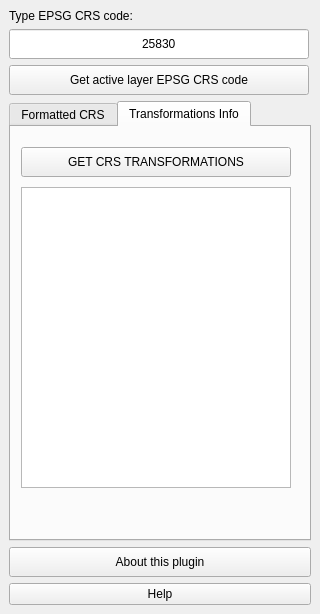
Qt form ui_searchepsgcrs.ui (cayetanobv/QGIS-plugin---Search-EPSG-CRS) before a commit.
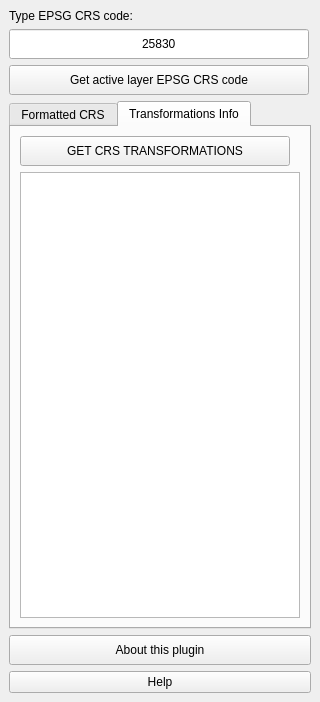
The same form after that commit. The open tabs and pages were chosen to show the change.

```diff
--- a/ui_searchepsgcrs.ui
+++ b/ui_searchepsgcrs.ui
@@ -7,7 +7,7 @@
     <x>0</x>
     <y>0</y>
     <width>320</width>
-    <height>614</height>
+    <height>702</height>
    </rect>
   </property>
   <property name="sizePolicy">
@@ -322,15 +322,9 @@
        <attribute name="title">
         <string>Transformations Info</string>
        </attribute>
+       <layout class="QGridLayout" name="gridLayout_3">
+        <item row="0" column="0">
        <widget class="QPushButton" name="transfCRSButton">
-        <property name="geometry">
-         <rect>
-          <x>10</x>
-          <y>20</y>
-          <width>270</width>
-          <height>30</height>
-         </rect>
-        </property>
         <property name="minimumSize">
          <size>
           <width>270</width>
@@ -347,15 +341,9 @@
          <string>GET CRS TRANSFORMATIONS</string>
         </property>
        </widget>
+        </item>
+        <item row="1" column="0">
        <widget class="QTextBrowser" name="txtResults2">
-        <property name="geometry">
-         <rect>
-          <x>10</x>
-          <y>60</y>
-          <width>270</width>
-          <height>301</height>
-         </rect>
-        </property>
         <property name="minimumSize">
          <size>
           <width>270</width>
@@ -368,7 +356,15 @@
           <height>1000</height>
          </size>
         </property>
-       </widget>
+          <property name="font">
+           <font>
+            <family>Courier New</family>
+            <pointsize>10</pointsize>
+           </font>
+          </property>
+         </widget>
+        </item>
+       </layout>
       </widget>
      </widget>
     </item>
```
Left out of the diff: 6 changed lines with no effect on the pictures. Lines whose indentation alone changed are shown as unchanged.
